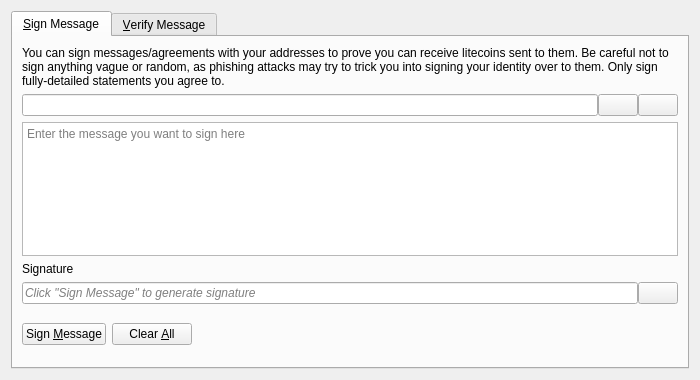
Old version of the form src/qt/forms/signverifymessagedialog.ui in the repository ahmedbodi/catcoin-new.
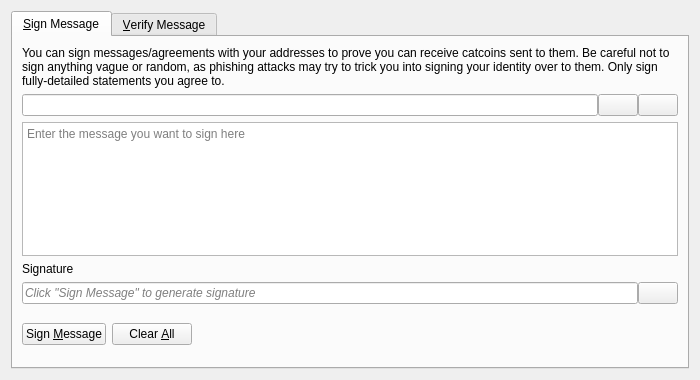
New version of the form. Icons and pictures are not drawn. Custom widgets are drawn as their Qt base class.

Commit message: refactor: Rename litecoin to catcoin

Patch:
```diff
--- a/src/qt/forms/signverifymessagedialog.ui
+++ b/src/qt/forms/signverifymessagedialog.ui
@@ -30,7 +30,7 @@
        <item>
         <widget class="QLabel" name="infoLabel_SM">
          <property name="text">
-          <string>You can sign messages/agreements with your addresses to prove you can receive litecoins sent to them. Be careful not to sign anything vague or random, as phishing attacks may try to trick you into signing your identity over to them. Only sign fully-detailed statements you agree to.</string>
+          <string>You can sign messages/agreements with your addresses to prove you can receive catcoins sent to them. Be careful not to sign anything vague or random, as phishing attacks may try to trick you into signing your identity over to them. Only sign fully-detailed statements you agree to.</string>
          </property>
          <property name="textFormat">
           <enum>Qt::PlainText</enum>
```
The commit also changes 155 other files.
